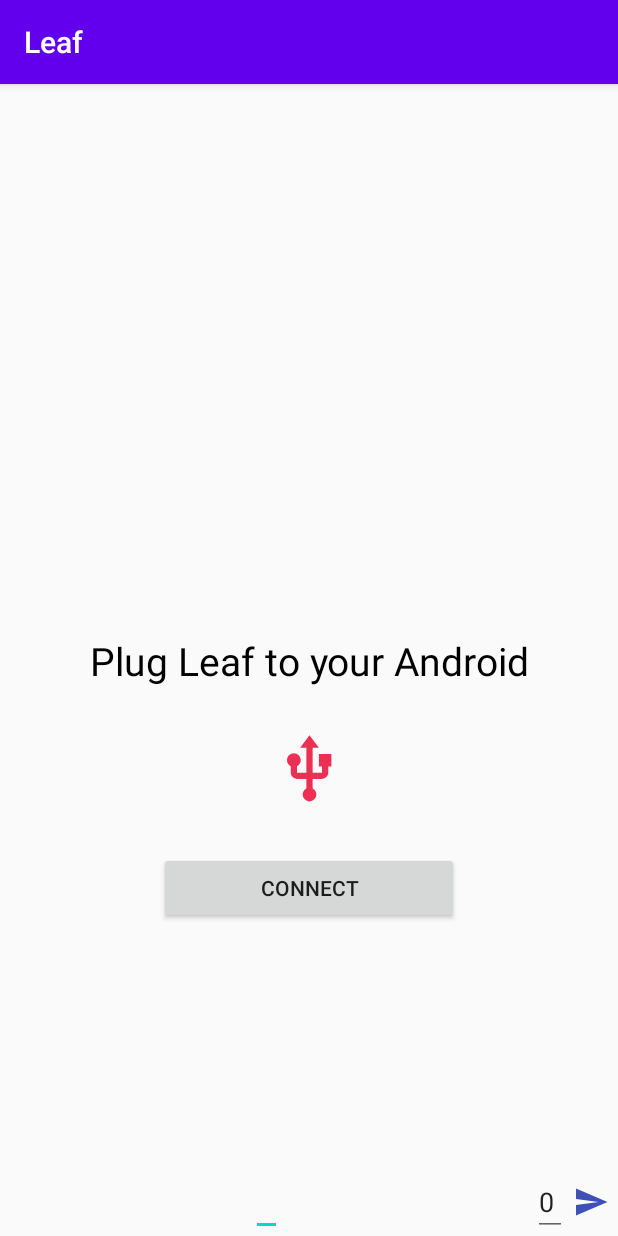
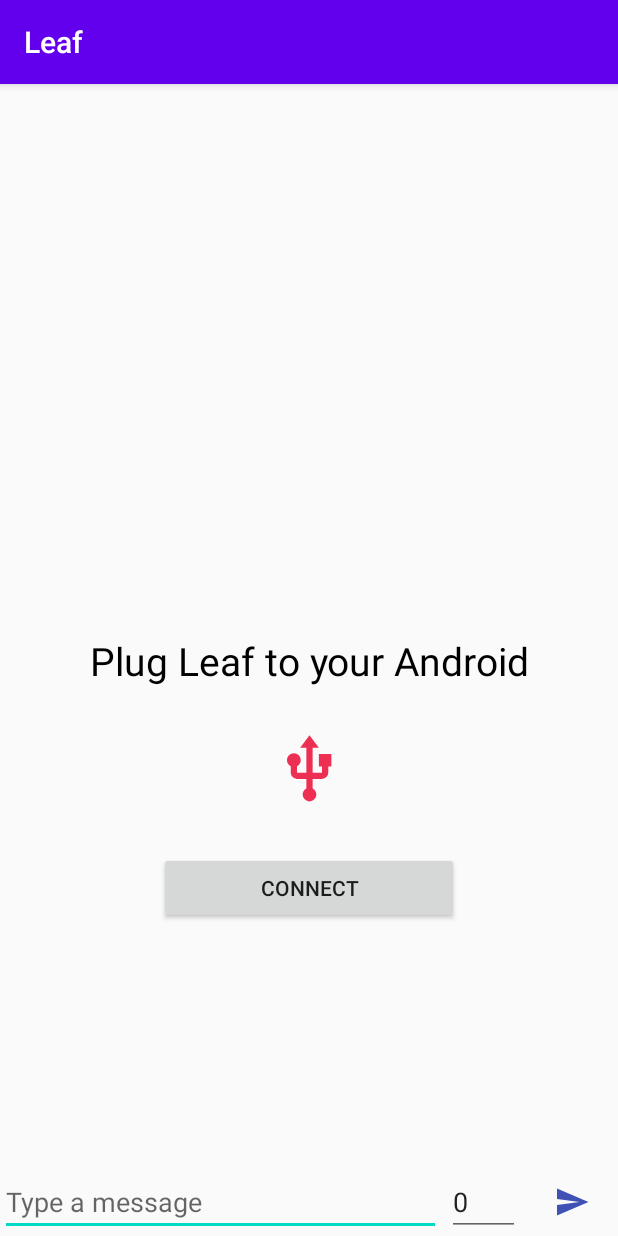
Before and after one commit to wwleaf/android-app, an Android app: the screen it shows after launch (MainActivity), after a tap on an icon or button, on a phone screen of 412 x 824 dp. Run offline under Robolectric (Android 15) with nearby library versions, the phone set to English and light mode, and no system bars; our stand-ins replace ButterKnife, Dagger/Hilt's generated code; libraries missing offline, so code that uses them is left out: org.jgrapht, org.jgrapht.alg, org.jgrapht.graph; 10 statements that could not run were skipped.

```diff
--- a/app/src/main/AndroidManifest.xml
+++ b/app/src/main/AndroidManifest.xml
@@ -3,7 +3,7 @@
     package="me.aflak.leaf">
 
     <application
-        android:name=".MyApplication"
+        android:name=".app.MyApplication"
         android:allowBackup="true"
         android:icon="@mipmap/ic_launcher"
         android:label="@string/app_name"
--- a/app/src/main/java/me/aflak/leaf/app/AppComponent.java
+++ /dev/null
@@ -1,11 +0,0 @@
-package me.aflak.leaf.app;
-
-import javax.inject.Singleton;
-
-import dagger.Component;
-
-@Singleton
-@Component(modules = {AppModule.class})
-public interface AppComponent {
-    void inject(Object o);
-}
--- a/app/src/main/java/me/aflak/leaf/MyApplication.java
+++ b/app/src/main/java/me/aflak/leaf/app/MyApplication.java
@@ -1,10 +1,6 @@
-package me.aflak.leaf;
+package me.aflak.leaf.app;
 
 import android.app.Application;
-
-import me.aflak.leaf.app.AppComponent;
-import me.aflak.leaf.app.AppModule;
-import me.aflak.leaf.app.DaggerAppComponent;
 
 public class MyApplication extends Application {
     private AppModule appModule;
@@ -14,7 +10,7 @@ public class MyApplication extends Application {
     public void onCreate() {
         super.onCreate();
         app = this;
-        appModule = new AppModule(this);
+        appModule = new AppModule(getApplicationContext());
     }
 
     public static MyApplication getApp() {
--- a/app/src/main/java/me/aflak/leaf/graph/GraphComponent.java
+++ b/app/src/main/java/me/aflak/leaf/graph/GraphComponent.java
@@ -4,9 +4,10 @@ import javax.inject.Singleton;
 
 import dagger.Component;
 import me.aflak.leaf.app.AppModule;
+import me.aflak.leaf.main.interactor.MainInteractor;
 
 @Singleton
 @Component(modules = {AppModule.class, GraphModule.class})
 public interface GraphComponent {
-    void inject(Object o);
+    void inject(MainInteractor interactor);
 }
--- a/app/src/main/java/me/aflak/leaf/main/dagger/MainComponent.java
+++ b/app/src/main/java/me/aflak/leaf/main/dagger/MainComponent.java
@@ -3,12 +3,12 @@ package me.aflak.leaf.main.dagger;
 import javax.inject.Singleton;
 
 import dagger.Component;
+import me.aflak.leaf.app.AppModule;
 import me.aflak.leaf.graph.GraphModule;
-import me.aflak.leaf.graph.GraphService;
 import me.aflak.leaf.main.view.MainActivity;
 
 @Singleton
-@Component(modules = {MainModule.class})
+@Component(modules = {AppModule.class, GraphModule.class, MainModule.class})
 public interface MainComponent {
     void inject(MainActivity activity);
 }
--- a/app/src/main/java/me/aflak/leaf/main/dagger/MainModule.java
+++ b/app/src/main/java/me/aflak/leaf/main/dagger/MainModule.java
@@ -4,6 +4,7 @@ import javax.inject.Singleton;
 
 import dagger.Module;
 import dagger.Provides;
+import me.aflak.leaf.graph.GraphService;
 import me.aflak.leaf.main.interactor.MainInteractor;
 import me.aflak.leaf.main.interactor.MainInteractorImpl;
 import me.aflak.leaf.main.presenter.MainPresenter;
@@ -25,8 +26,8 @@ public class MainModule {
     }
 
     @Provides @Singleton
-    public MainInteractor provideMainInteractor() {
-        return new MainInteractorImpl();
+    public MainInteractor provideMainInteractor(GraphService graphService) {
+        return new MainInteractorImpl(graphService);
     }
 
     @Provides @Singleton
--- a/app/src/main/java/me/aflak/leaf/main/interactor/MainInteractorImpl.java
+++ b/app/src/main/java/me/aflak/leaf/main/interactor/MainInteractorImpl.java
@@ -7,11 +7,6 @@ import java.util.ArrayList;
 import java.util.List;
 import java.util.stream.Collectors;
 
-import javax.inject.Inject;
-
-import me.aflak.leaf.MyApplication;
-import me.aflak.leaf.graph.DaggerGraphComponent;
-import me.aflak.leaf.graph.GraphModule;
 import me.aflak.leaf.graph.GraphService;
 import me.aflak.leaf.graph.Node;
 
@@ -21,17 +16,13 @@ public class MainInteractorImpl implements MainInteractor {
     private final static char BROADCAST_ID = 0;
     private final static char GRAPH_BROADCAST_CODE = 127;
     private final static char TARGET_BROADCAST_CODE = 126;
+    private GraphService graphService;
     private OnGraphListener listener;
     private Handler handler;
     private Runnable handlerTask;
 
-    @Inject GraphService graphService;
-
-    public MainInteractorImpl() {
-        DaggerGraphComponent.builder()
-                .graphModule(new GraphModule())
-                .appModule(MyApplication.getApp().getAppModule())
-                .build().inject(this);
+    public MainInteractorImpl(GraphService graphService) {
+        this.graphService = graphService;
 
         graphService.load();
         handler = new Handler();
@@ -45,12 +36,12 @@ public class MainInteractorImpl implements MainInteractor {
 
     @Override
     public void startTimer() {
-        handlerTask.run();
+//        handlerTask.run();
     }
 
     @Override
     public void stopTimer() {
-        handler.removeCallbacks(handlerTask);
+//        handler.removeCallbacks(handlerTask);
     }
 
     @Override
@@ -98,6 +89,9 @@ public class MainInteractorImpl implements MainInteractor {
     @Override
     public String getMapMessage() {
         List<Pair<Node, Node>> edges = graphService.getEdges();
+        if (edges.isEmpty()) {
+            return  null;
+        }
         List<String> edgesString = edges.stream().map(pair -> pair.first.getId() + "," + pair.second.getId()).collect(Collectors.toList());
         return GRAPH_BROADCAST_CODE + ID + ":" + String.join(":", edgesString);
     }
--- a/app/src/main/java/me/aflak/leaf/main/presenter/MainPresenterImpl.java
+++ b/app/src/main/java/me/aflak/leaf/main/presenter/MainPresenterImpl.java
@@ -92,10 +92,11 @@ public class MainPresenterImpl implements MainPresenter {
 
     @Override
     public void onMessage(String message, int destId) {
+        view.clearInput();
+        view.appendChatMessage("-> " + message);
         message = interactor.getMessage(message, destId);
         byte[] data = Utils.formatArduinoMessage(message);
         arduino.send(data);
-        view.appendChatMessage("-> " + message);
     }
 
     private MainInteractorImpl.OnGraphListener onGraphListener = new MainInteractorImpl.OnGraphListener() {
--- a/app/src/main/java/me/aflak/leaf/main/view/ChatFragment.java
+++ b/app/src/main/java/me/aflak/leaf/main/view/ChatFragment.java
@@ -48,6 +48,10 @@ public class ChatFragment extends Fragment {
         Objects.requireNonNull(getActivity()).runOnUiThread(() -> chat.setText(text));
     }
 
+    public void clearInput() {
+        chat.setText("");
+    }
+
     public void setListener(OnChatListener listener) {
         this.listener = listener;
     }
--- a/app/src/main/java/me/aflak/leaf/main/view/MainActivity.java
+++ b/app/src/main/java/me/aflak/leaf/main/view/MainActivity.java
@@ -19,6 +19,8 @@ import butterknife.BindView;
 import butterknife.ButterKnife;
 import butterknife.OnClick;
 import me.aflak.leaf.R;
+import me.aflak.leaf.app.MyApplication;
+import me.aflak.leaf.graph.GraphModule;
 import me.aflak.leaf.main.dagger.DaggerMainComponent;
 import me.aflak.leaf.main.dagger.MainModule;
 import me.aflak.leaf.main.presenter.MainPresenter;
@@ -39,6 +41,8 @@ public class MainActivity extends AppCompatActivity implements MainView {
         setContentView(R.layout.activity_main);
         ButterKnife.bind(this);
         DaggerMainComponent.builder()
+                .graphModule(new GraphModule())
+                .appModule(MyApplication.getApp().getAppModule())
                 .mainModule(new MainModule(this))
                 .build().inject(this);
 
@@ -114,8 +118,13 @@ public class MainActivity extends AppCompatActivity implements MainView {
     }
 
     @Override
+    public void clearInput() {
+        chatFragment.clearInput();
+    }
+
+    @Override
     public void showUsers(List<Integer> users) {
-
+        // show users
     }
 
     private ChatFragment.OnChatListener chatListener = (message, destId) -> presenter.onMessage(message, destId);
--- a/app/src/main/java/me/aflak/leaf/main/view/MainView.java
+++ b/app/src/main/java/me/aflak/leaf/main/view/MainView.java
@@ -12,4 +12,5 @@ public interface MainView {
     void hideChat();
     void appendChatMessage(String message);
     void showUsers(List<Integer> users);
+    void clearInput();
 }
--- a/app/src/main/res/layout/chat.xml
+++ b/app/src/main/res/layout/chat.xml
@@ -13,44 +13,39 @@
         app:layout_constraintLeft_toLeftOf="parent"
         app:layout_constraintRight_toRightOf="parent" />
 
-    <androidx.constraintlayout.widget.ConstraintLayout
+    <LinearLayout
         android:id="@+id/chat_input_layout"
         android:layout_width="match_parent"
         android:layout_height="wrap_content"
+        android:orientation="horizontal"
         app:layout_constraintBottom_toBottomOf="parent">
 
         <EditText
             android:id="@+id/chat_input"
-            android:layout_width="wrap_content"
-            android:layout_height="wrap_content"
-            app:layout_constraintBottom_toBottomOf="parent"
-            app:layout_constraintTop_toTopOf="parent"
-            app:layout_constraintLeft_toLeftOf="parent"
-            app:layout_constraintRight_toLeftOf="@id/chat_destination"/>
+            android:layout_width="0dp"
+            android:layout_height="match_parent"
+            android:layout_weight="6"
+            android:hint="@string/chat_input"/>
 
         <EditText
             android:id="@+id/chat_destination"
-            android:layout_width="wrap_content"
+            android:layout_width="0dp"
             android:layout_height="match_parent"
+            android:layout_weight="1"
             android:hint="@string/chat_destination_hint"
             android:text="@string/chat_destination_value"
             android:layout_marginStart="4dp"
-            android:layout_marginEnd="4dp"
-            app:layout_constraintBottom_toBottomOf="parent"
-            app:layout_constraintTop_toTopOf="parent"
-            app:layout_constraintRight_toLeftOf="@id/chat_send"/>
+            android:layout_marginEnd="4dp"/>
 
         <ImageButton
             android:id="@+id/chat_send"
-            android:layout_width="wrap_content"
+            android:layout_width="0dp"
             android:layout_height="match_parent"
+            android:layout_weight="1"
             android:src="@drawable/send"
             android:tint="@color/chat_send"
             android:background="@null"
-            android:layout_margin="6dp"
-            app:layout_constraintBottom_toBottomOf="parent"
-            app:layout_constraintTop_toTopOf="parent"
-            app:layout_constraintRight_toRightOf="parent"/>
-    </androidx.constraintlayout.widget.ConstraintLayout>
+            android:layout_margin="6dp"/>
+    </LinearLayout>
 
 </androidx.constraintlayout.widget.ConstraintLayout>
--- a/app/src/main/res/values/strings.xml
+++ b/app/src/main/res/values/strings.xml
@@ -5,4 +5,5 @@
     <string name="connection_connect_button">Connect</string>
     <string name="chat_destination_hint">id</string>
     <string name="chat_destination_value">0</string>
+    <string name="chat_input">Type a message</string>
 </resources>
```
